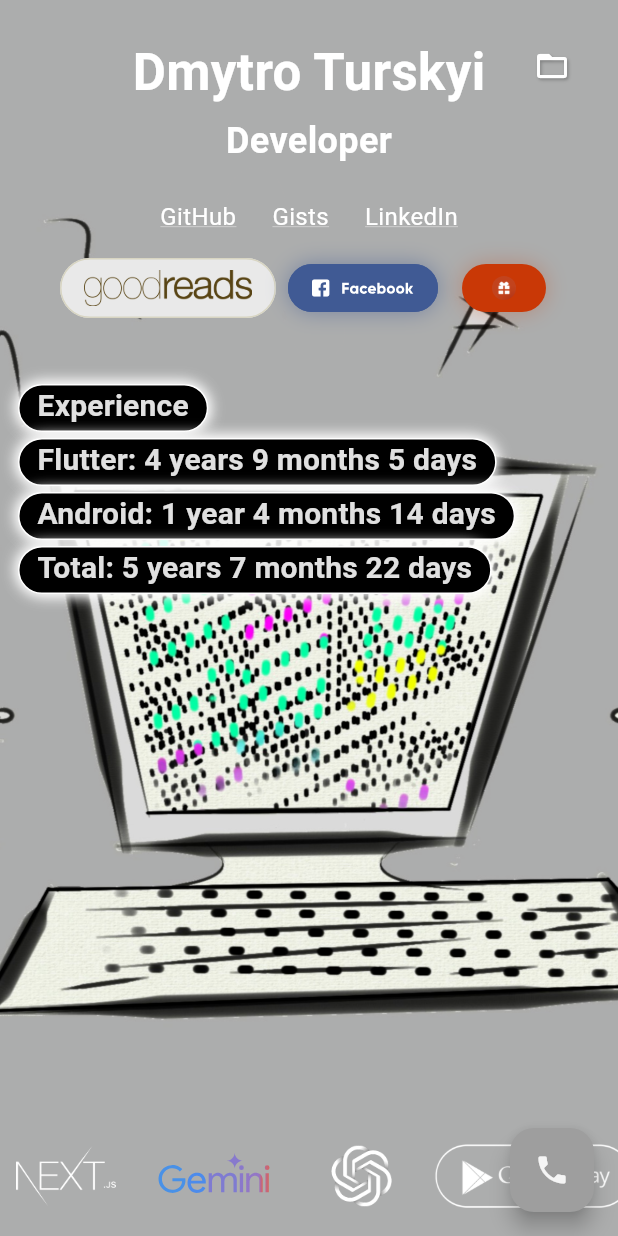
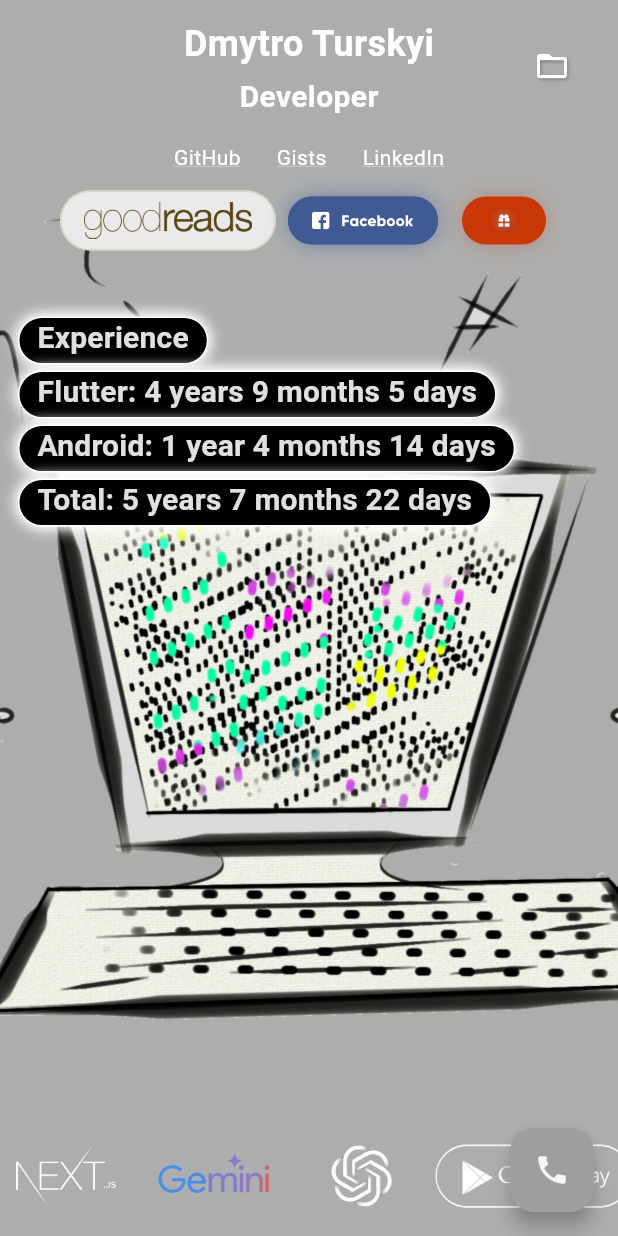
Before and after one commit to Turskyi/Turskyi-project, a Flutter app: the screen it shows after launch, on a phone screen of 412 x 824 dp. Run offline on Flutter 3.47's test engine with Material 3 defaults, Android fonts, the phone set to English and light mode, and no system bars; our stand-ins replace email_validator, flutter_svg, flutter_translate; missing offline and left inert: dart:html, dart:ui_web, resend.

Commit message:
:art: improve home page layout
* :recycle: Extract social buttons row

* :fire: add docstrings to HyperlinkGroup

* :recycle: refactor home page

```diff
--- a/lib/presenter/home_presenter.dart
+++ b/lib/presenter/home_presenter.dart
@@ -1,8 +1,8 @@
 import 'package:flutter/material.dart';
 import 'package:flutter_translate/flutter_translate.dart';
 import 'package:turskyi/model/date_times.dart' as date_times;
+import 'package:turskyi/model/models/project.dart';
 import 'package:turskyi/model/platform_type.dart';
-import 'package:turskyi/model/project.dart';
 import 'package:turskyi/presenter/time.dart';
 import 'package:turskyi/res/constants.dart' as constants;
 import 'package:turskyi/res/values/dimens.dart';
@@ -140,6 +140,17 @@ class HomePresenter with ChangeNotifier {
       },
     ),
     const Project(
+      name: 'WeatherFit',
+      imageAssetPath:
+          '${constants.featureGraphicPath}weather_fit-feature_graphic.png',
+      websiteUrl: 'https://weather-fit.com',
+      supportedPlatforms: <PlatformType>{
+        PlatformType.ios,
+        PlatformType.android,
+        PlatformType.web,
+      },
+    ),
+    const Project(
       name: 'Мала Книжка (Тарас Шевченко)',
       imageAssetPath:
           '${constants.featureGraphicPath}mala_knyzhka-feature_graphic.png',
--- a/lib/presenter/support_form_presenter.dart
+++ b/lib/presenter/support_form_presenter.dart
@@ -1,6 +1,6 @@
 import 'package:flutter/material.dart';
 import 'package:resend/resend.dart';
-import 'package:turskyi/model/support_form_data.dart';
+import 'package:turskyi/model/models/support_form_data.dart';
 import 'package:turskyi/res/constants.dart' as constants;
 
 class SupportFormPresenter extends ChangeNotifier {
--- a/lib/view/pages/home/home_page.dart
+++ b/lib/view/pages/home/home_page.dart
@@ -7,16 +7,14 @@ import 'package:turskyi/res/values/strings.dart' as strings;
 import 'package:turskyi/view/pages/home/home_view.dart';
 import 'package:turskyi/view/pages/home/widgets/experience_widget.dart';
 import 'package:turskyi/view/pages/home/widgets/fab_widget.dart';
-import 'package:turskyi/view/pages/home/widgets/facebook_button.dart';
 import 'package:turskyi/view/pages/home/widgets/footer.dart';
 import 'package:turskyi/view/pages/home/widgets/full_name_text.dart';
-import 'package:turskyi/view/pages/home/widgets/good_reads_button.dart';
 import 'package:turskyi/view/pages/home/widgets/hyperlink_group.dart';
 import 'package:turskyi/view/pages/home/widgets/loading_indicator.dart';
 import 'package:turskyi/view/pages/home/widgets/occupation_widget.dart';
 import 'package:turskyi/view/pages/home/widgets/projects_button.dart';
 import 'package:turskyi/view/pages/home/widgets/projects_overlay_panel.dart';
-import 'package:turskyi/view/pages/home/widgets/wishlist_button_widget.dart';
+import 'package:turskyi/view/pages/home/widgets/social_buttons_row.dart';
 import 'package:turskyi/view/routes/link.dart';
 import 'package:turskyi/view/util/screen.dart' as screen;
 
@@ -85,7 +83,6 @@ class _HomePageState extends State<HomePage>
         ),
         child: Scaffold(
           backgroundColor: Colors.transparent,
-          floatingActionButton: const FabWidget(),
           body: Stack(
             children: <Widget>[
               ProjectsButton(onPressed: _toggleProjects),
@@ -111,17 +108,18 @@ class _HomePageState extends State<HomePage>
                   return Column(
                     mainAxisAlignment: MainAxisAlignment.center,
                     children: <Widget>[
-                      Padding(
+                      Expanded(
+                        child: Padding(
                           padding: EdgeInsets.symmetric(
                             horizontal:
                                 isLarge ? Dimens.indent24 : Dimens.indent12,
-                          vertical: Dimens.indent24,
+                            vertical:
+                                isLarge ? Dimens.indent24 : Dimens.indent12,
                           ),
                           child: Column(
                             children: <Widget>[
                               const FullNameText(),
                               const OccupationWidget(),
-                            // Build github, gists and linkedin hyperlinks.
                               HyperlinkGroup(
                                 onLaunchLink: model.onLaunchLink,
                                 links: const <Link>[
@@ -130,26 +128,7 @@ class _HomePageState extends State<HomePage>
                                   Link.linkedin,
                                 ],
                               ),
-
-                            // Build GoodReads, facebook and wishlist button.
-                            Row(
-                              mainAxisAlignment: MainAxisAlignment.center,
-                              children: <Widget>[
-                                const GoodReadsButton(),
-                                const FacebookButton(),
-                                WishlistButtonWidget(
-                                  dayCount: model.daysToBirthday,
-                                  wishlistWidth: model.wishlistWidth,
-                                  duration: model.expandDuration,
-                                  onWishListButtonAnimate:
-                                      model.onWishListButtonAnimate,
-                                  onLaunchLink: () => model.onLaunchLink(
-                                    Link.myWishBoard.address,
-                                  ),
-                                  animationRotation: model.rotationAnimation,
-                                ),
-                              ],
-                            ),
+                              const SocialButtonsRow(),
                               ExperienceWidget(
                                 flutterExperience: model.flutterExperience,
                                 androidExperience: model.androidExperience,
@@ -159,7 +138,8 @@ class _HomePageState extends State<HomePage>
                             ],
                           ),
                         ),
-                      const Expanded(child: Footer()),
+                      ),
+                      const Footer(),
                     ],
                   );
                 },
@@ -183,6 +163,7 @@ class _HomePageState extends State<HomePage>
                 ),
             ],
           ),
+          floatingActionButton: const FabWidget(),
         ),
       ),
     );
--- a/lib/view/pages/home/widgets/experience_widget.dart
+++ b/lib/view/pages/home/widgets/experience_widget.dart
@@ -19,12 +19,17 @@ class ExperienceWidget extends StatelessWidget {
   @override
   Widget build(BuildContext context) {
     final bool isLarge = screen.isLarge(context);
+    final TextTheme textTheme = Theme.of(context).textTheme;
+    final TextStyle? textStyle =
+        isLarge ? textTheme.headlineMedium : textTheme.titleLarge;
+    final double height = MediaQuery.of(context).size.height;
+
     return Row(
       children: <Widget>[
-        Flexible(
-          child: Column(
-            crossAxisAlignment: CrossAxisAlignment.start,
-            children: <Widget>[
+        Column(
+          crossAxisAlignment: CrossAxisAlignment.start,
+          children: <Widget>[
+            if (height > 340)
               Container(
                 padding: const EdgeInsets.only(
                   left: Dimens.indent12,
@@ -38,11 +43,10 @@ class ExperienceWidget extends StatelessWidget {
                 decoration: decorations.textDecoration,
                 child: Text(
                   translate('home.experience'),
-                  style: isLarge
-                      ? Theme.of(context).textTheme.headlineMedium
-                      : Theme.of(context).textTheme.titleLarge,
+                  style: textStyle,
                 ),
               ),
+            if (height > 380)
               Container(
                 padding: const EdgeInsets.only(
                   left: Dimens.indent12,
@@ -53,11 +57,10 @@ class ExperienceWidget extends StatelessWidget {
                 margin: const EdgeInsets.only(bottom: 4),
                 child: Text(
                   '${translate('home.flutter')} $flutterExperience',
-                  style: isLarge
-                      ? Theme.of(context).textTheme.headlineMedium
-                      : Theme.of(context).textTheme.titleLarge,
+                  style: textStyle,
                 ),
               ),
+            if (height > 414)
               Container(
                 padding: const EdgeInsets.only(
                   left: Dimens.indent12,
@@ -68,11 +71,10 @@ class ExperienceWidget extends StatelessWidget {
                 margin: const EdgeInsets.only(bottom: 4),
                 child: Text(
                   '${translate('home.android')} $androidExperience',
-                  style: isLarge
-                      ? Theme.of(context).textTheme.headlineMedium
-                      : Theme.of(context).textTheme.titleLarge,
+                  style: textStyle,
                 ),
               ),
+            if (height > 444)
               Container(
                 padding: const EdgeInsets.only(
                   left: Dimens.indent12,
@@ -82,13 +84,10 @@ class ExperienceWidget extends StatelessWidget {
                 decoration: decorations.textDecoration,
                 child: Text(
                   '${translate('home.total')} $totalExperience',
-                  style: isLarge
-                      ? Theme.of(context).textTheme.headlineMedium
-                      : Theme.of(context).textTheme.titleLarge,
+                  style: textStyle,
                 ),
               ),
-            ],
-          ),
+          ],
         ),
       ],
     );
--- a/lib/view/pages/home/widgets/facebook_button.dart
+++ b/lib/view/pages/home/widgets/facebook_button.dart
@@ -13,7 +13,8 @@ class FacebookButton extends StatelessWidget {
 
   @override
   Widget build(BuildContext context) {
-    return Container(
+    return FittedBox(
+      child: Container(
         height: Dimens.heightColorButton,
         margin: const EdgeInsets.all(Dimens.indent8),
         decoration: BoxDecoration(
@@ -58,6 +59,7 @@ class FacebookButton extends StatelessWidget {
             );
           },
         ),
+      ),
     );
   }
 }
--- a/lib/view/pages/home/widgets/full_name_text.dart
+++ b/lib/view/pages/home/widgets/full_name_text.dart
@@ -1,19 +1,22 @@
 import 'package:flutter/material.dart';
 import 'package:flutter_translate/flutter_translate.dart';
+import 'package:turskyi/view/util/screen.dart' as screen;
 
 class FullNameText extends StatelessWidget {
   const FullNameText({super.key});
 
   @override
   Widget build(BuildContext context) {
+    final bool isLarge = screen.isLarge(context);
+    final TextTheme textTheme = Theme.of(context).textTheme;
     return Text(
       translate('home.name'),
       style: TextStyle(
         color: Colors.white,
         fontWeight: FontWeight.bold,
-        fontSize: Theme.of(
-          context,
-        ).textTheme.headlineMedium?.fontSize,
+        fontSize: isLarge
+            ? textTheme.headlineMedium?.fontSize
+            : textTheme.headlineSmall?.fontSize,
       ),
     );
   }
--- a/lib/view/pages/home/widgets/good_reads_button.dart
+++ b/lib/view/pages/home/widgets/good_reads_button.dart
@@ -11,8 +11,17 @@ class GoodReadsButton extends StatelessWidget {
 
   @override
   Widget build(BuildContext context) {
-    return Consumer<HomePresenter>(
-      builder: (BuildContext context, HomePresenter model, Widget? image) {
+    return FittedBox(
+      child: Consumer<HomePresenter>(
+        child: Padding(
+          padding: const EdgeInsets.symmetric(vertical: Dimens.indent4),
+          child: Image.asset(
+            '${Configs.of(context).configs.imageAssents}'
+            'good_reads_logo.png',
+            width: 112.0,
+          ),
+        ),
+        builder: (BuildContext _, HomePresenter model, Widget? image) {
           return TextButton(
             style: TextButton.styleFrom(
               backgroundColor: const Color(0xFFE9E9E9),
@@ -30,13 +39,6 @@ class GoodReadsButton extends StatelessWidget {
             child: image ?? const SizedBox(),
           );
         },
-      child: Padding(
-        padding: const EdgeInsets.symmetric(vertical: Dimens.indent4),
-        child: Image.asset(
-          '${Configs.of(context).configs.imageAssents}'
-          'good_reads_logo.png',
-          width: 112.0,
-        ),
       ),
     );
   }
--- a/lib/view/pages/home/widgets/hyperlink_group.dart
+++ b/lib/view/pages/home/widgets/hyperlink_group.dart
@@ -2,6 +2,7 @@ import 'package:flutter/material.dart';
 import 'package:turskyi/view/pages/home/widgets/hyperlink_widget.dart';
 import 'package:turskyi/view/routes/link.dart';
 
+/// Build github, gists and linkedin hyperlinks.
 class HyperlinkGroup extends StatelessWidget {
   const HyperlinkGroup({
     required this.onLaunchLink,
--- a/lib/view/pages/home/widgets/hyperlink_widget.dart
+++ b/lib/view/pages/home/widgets/hyperlink_widget.dart
@@ -1,5 +1,6 @@
 import 'package:flutter/material.dart';
 import 'package:turskyi/res/values/dimens.dart';
+import 'package:turskyi/view/util/screen.dart' as screen;
 
 class HyperlinkWidget extends StatelessWidget {
   const HyperlinkWidget({
@@ -13,21 +14,29 @@ class HyperlinkWidget extends StatelessWidget {
 
   @override
   Widget build(BuildContext context) {
+    final bool isLarge = screen.isLarge(context);
+    final TextTheme textTheme = Theme.of(context).textTheme;
+    final double? fontSize = isLarge
+        ? textTheme.titleMedium?.fontSize
+        : textTheme.titleSmall?.fontSize;
     return Container(
-      padding: const EdgeInsets.only(top: 10.0),
+      padding: EdgeInsets.only(top: isLarge ? 10.0 : Dimens.indent8),
       child: Material(
         color: Colors.transparent,
         child: InkWell(
           borderRadius: BorderRadius.circular(Dimens.buttonRadius),
           onTap: onTap,
           child: Container(
-            padding: const EdgeInsets.all(12),
+            padding: EdgeInsets.symmetric(
+              horizontal: Dimens.indent12,
+              vertical: isLarge ? Dimens.indent12 : Dimens.indent8,
+            ),
             child: Text(
               title,
               style: TextStyle(
                 color: Colors.white,
                 decoration: TextDecoration.underline,
-                fontSize: Theme.of(context).textTheme.titleMedium?.fontSize,
+                fontSize: fontSize,
                 decorationColor: Colors.white70,
                 decorationThickness: 0.5,
               ),
--- a/lib/view/pages/home/widgets/occupation_widget.dart
+++ b/lib/view/pages/home/widgets/occupation_widget.dart
@@ -3,6 +3,7 @@ import 'package:flutter_translate/flutter_translate.dart';
 import 'package:provider/provider.dart';
 import 'package:turskyi/presenter/home_presenter.dart';
 import 'package:turskyi/res/values/dimens.dart';
+import 'package:turskyi/view/util/screen.dart' as screen;
 
 /// Build title of the occupation
 class OccupationWidget extends StatelessWidget {
@@ -10,11 +11,28 @@ class OccupationWidget extends StatelessWidget {
 
   @override
   Widget build(BuildContext context) {
+    final bool isLarge = screen.isLarge(context);
+    final TextTheme textTheme = Theme.of(context).textTheme;
+    final double? fontSize = isLarge
+        ? textTheme.headlineSmall?.fontSize
+        : textTheme.titleLarge?.fontSize;
     return Padding(
       padding: const EdgeInsets.only(top: Dimens.indent4),
       child: Consumer<HomePresenter>(
-        builder:
-            (BuildContext context, HomePresenter model, Widget? homeTitle) {
+        child: Text(
+          translate('home.title'),
+          style: TextStyle(
+            color: Colors.white,
+            fontWeight: FontWeight.bold,
+            overflow: TextOverflow.ellipsis,
+            fontSize: fontSize,
+          ),
+        ),
+        builder: (
+          BuildContext context,
+          HomePresenter model,
+          Widget? homeTitle,
+        ) {
           return FadeTransition(
             opacity: model.curvedAnimation,
             child: MouseRegion(
@@ -26,16 +44,14 @@ class OccupationWidget extends StatelessWidget {
                   AnimatedContainer(
                     width: model.suffixWidth,
                     duration: model.expandDuration,
-                    padding: const EdgeInsets.only(right: 4),
+                    padding: const EdgeInsets.only(right: Dimens.indent4),
                     child: Text(
                       translate('home.suffix_title'),
                       style: TextStyle(
                         color: Colors.white,
                         fontWeight: FontWeight.bold,
                         overflow: TextOverflow.ellipsis,
-                        fontSize: Theme.of(
-                          context,
-                        ).textTheme.headlineSmall?.fontSize,
+                        fontSize: fontSize,
                       ),
                     ),
                   ),
@@ -45,15 +61,6 @@ class OccupationWidget extends StatelessWidget {
             ),
           );
         },
-        child: Text(
-          translate('home.title'),
-          style: TextStyle(
-            color: Colors.white,
-            fontWeight: FontWeight.bold,
-            overflow: TextOverflow.ellipsis,
-            fontSize: Theme.of(context).textTheme.headlineSmall?.fontSize,
-          ),
-        ),
       ),
     );
   }
--- a/lib/view/pages/home/widgets/project_tile.dart
+++ b/lib/view/pages/home/widgets/project_tile.dart
@@ -1,6 +1,6 @@
 import 'package:flutter/material.dart';
+import 'package:turskyi/model/models/project.dart';
 import 'package:turskyi/model/platform_type.dart';
-import 'package:turskyi/model/project.dart';
 import 'package:url_launcher/url_launcher.dart';
 
 class ProjectTile extends StatelessWidget {
--- a/lib/view/pages/home/widgets/projects_button.dart
+++ b/lib/view/pages/home/widgets/projects_button.dart
@@ -20,8 +20,10 @@ class ProjectsButton extends StatelessWidget {
                 backgroundColor: Colors.black.withAlpha(25),
                 foregroundColor: Colors.grey.shade300,
                 side: BorderSide(color: Colors.grey.shade300),
-                padding:
-                    const EdgeInsets.symmetric(horizontal: 16, vertical: 10),
+                padding: const EdgeInsets.symmetric(
+                  horizontal: Dimens.indent16,
+                  vertical: 10,
+                ),
                 shape: RoundedRectangleBorder(
                   borderRadius: BorderRadius.circular(20),
                 ),
--- a/lib/view/pages/home/widgets/projects_overlay_panel.dart
+++ b/lib/view/pages/home/widgets/projects_overlay_panel.dart
@@ -1,5 +1,5 @@
 import 'package:flutter/material.dart';
-import 'package:turskyi/model/project.dart';
+import 'package:turskyi/model/models/project.dart';
 import 'package:turskyi/view/pages/home/widgets/project_tile.dart';
 
 class ProjectsOverlayPanel extends StatefulWidget {
--- /dev/null
+++ b/lib/view/pages/home/widgets/social_buttons_row.dart
@@ -0,0 +1,39 @@
+import 'package:flutter/material.dart';
+import 'package:provider/provider.dart';
+import 'package:turskyi/presenter/home_presenter.dart';
+import 'package:turskyi/view/pages/home/widgets/facebook_button.dart';
+import 'package:turskyi/view/pages/home/widgets/good_reads_button.dart';
+import 'package:turskyi/view/pages/home/widgets/wishlist_button_widget.dart';
+import 'package:turskyi/view/routes/link.dart';
+
+/// Build GoodReads, facebook and wishlist button.
+class SocialButtonsRow extends StatelessWidget {
+  const SocialButtonsRow({
+    super.key,
+  });
+
+  @override
+  Widget build(BuildContext context) {
+    return Row(
+      mainAxisAlignment: MainAxisAlignment.center,
+      children: <Widget>[
+        const GoodReadsButton(),
+        const FacebookButton(),
+        Consumer<HomePresenter>(
+          builder: (BuildContext __, HomePresenter model, _) {
+            return WishlistButtonWidget(
+              dayCount: model.daysToBirthday,
+              wishlistWidth: model.wishlistWidth,
+              duration: model.expandDuration,
+              onWishListButtonAnimate: model.onWishListButtonAnimate,
+              onLaunchLink: () => model.onLaunchLink(
+                Link.myWishBoard.address,
+              ),
+              animationRotation: model.rotationAnimation,
+            );
+          },
+        ),
+      ],
+    );
+  }
+}
--- a/lib/view/pages/home/widgets/wishlist_button_widget.dart
+++ b/lib/view/pages/home/widgets/wishlist_button_widget.dart
@@ -26,7 +26,8 @@ class WishlistButtonWidget extends StatelessWidget {
 
   @override
   Widget build(BuildContext context) {
-    return Consumer<HomePresenter>(
+    return FittedBox(
+      child: Consumer<HomePresenter>(
         builder: (BuildContext context, HomePresenter model, Widget? button) {
           if (kIsWeb) {
             return MouseRegion(
@@ -84,6 +85,7 @@ class WishlistButtonWidget extends StatelessWidget {
             ),
           ),
         ),
+      ),
     );
   }
 }
```
Also changed, not shown: assets/images/feature_graphics/weather_fit-feature_graphic.png (added), lib/model/models/project.dart (renamed from lib/model/project.dart), lib/model/models/support_form_data.dart (renamed from lib/model/support_form_data.dart). Lines whose indentation alone changed are shown as unchanged.
